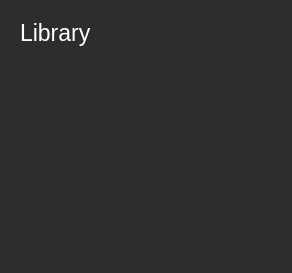
This is VGTrackerDesktop/library.ui in davidAzr/VGTrackerDesktop as Qt 5 draws it before an edit. The edited form follows.
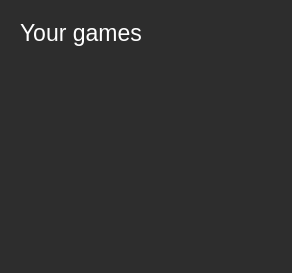
This is the edited form.

Diff of the .ui file:
```diff
--- a/VGTrackerDesktop/library.ui
+++ b/VGTrackerDesktop/library.ui
@@ -42,7 +42,7 @@
           </font>
          </property>
          <property name="text">
-          <string>Library</string>
+          <string>Your games</string>
          </property>
         </widget>
        </item>
```
